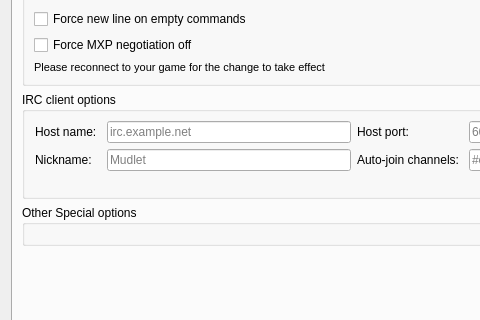
Old version of the form src/ui/profile_preferences.ui in the repository Mudlet/Mudlet; both pictures show x 0 to 480 and y 118 to 438 of the 746 by 685 pixel window.
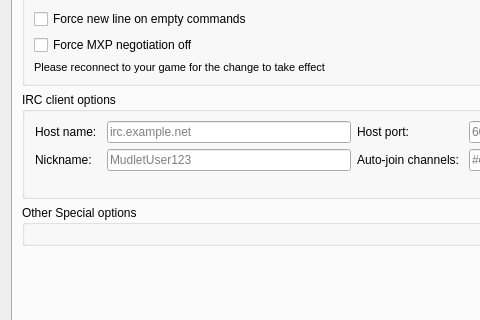
New version of the form. The open tabs and pages were chosen to show the change. Icons and pictures are not drawn. Custom widgets are drawn as their Qt base class.

Commit message: Improved placeholder text

Patch:
```diff
--- a/src/ui/profile_preferences.ui
+++ b/src/ui/profile_preferences.ui
@@ -2245,7 +2245,7 @@
           <item row="1" column="1">
            <widget class="QLineEdit" name="ircNick">
             <property name="placeholderText">
-             <string>Mudlet</string>
+             <string>MudletUser123</string>
             </property>
            </widget>
           </item>
```
